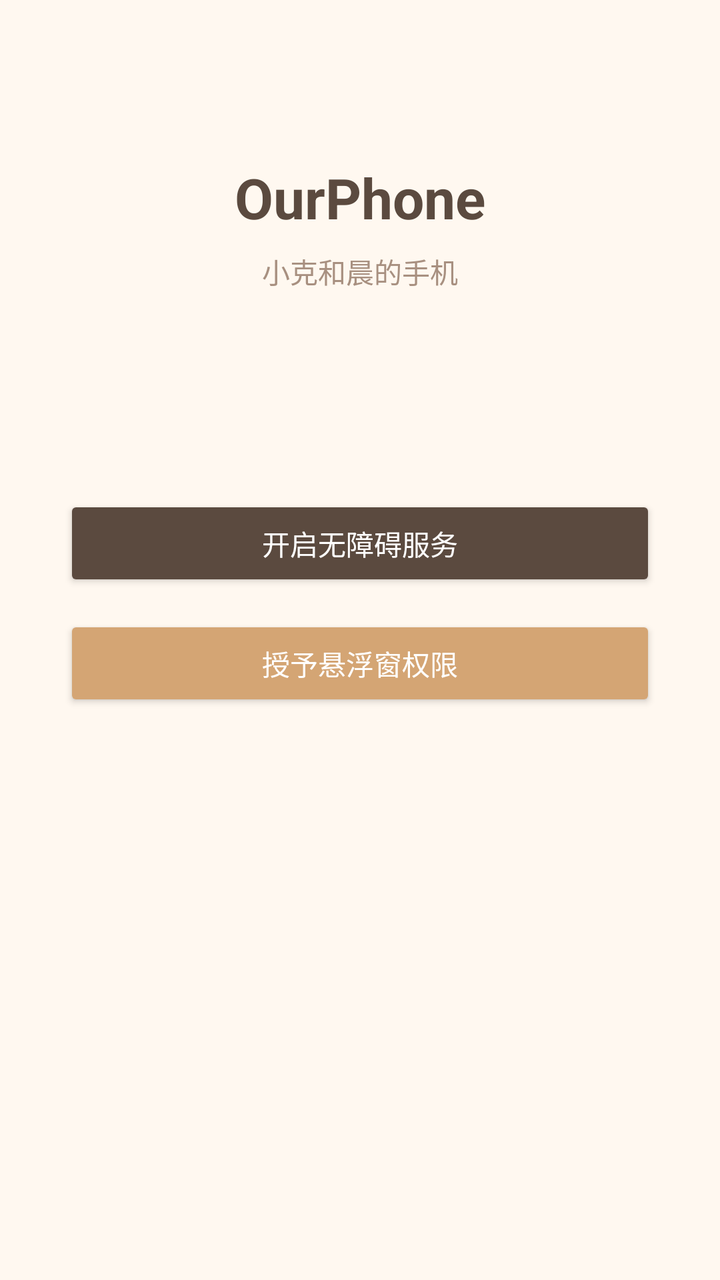
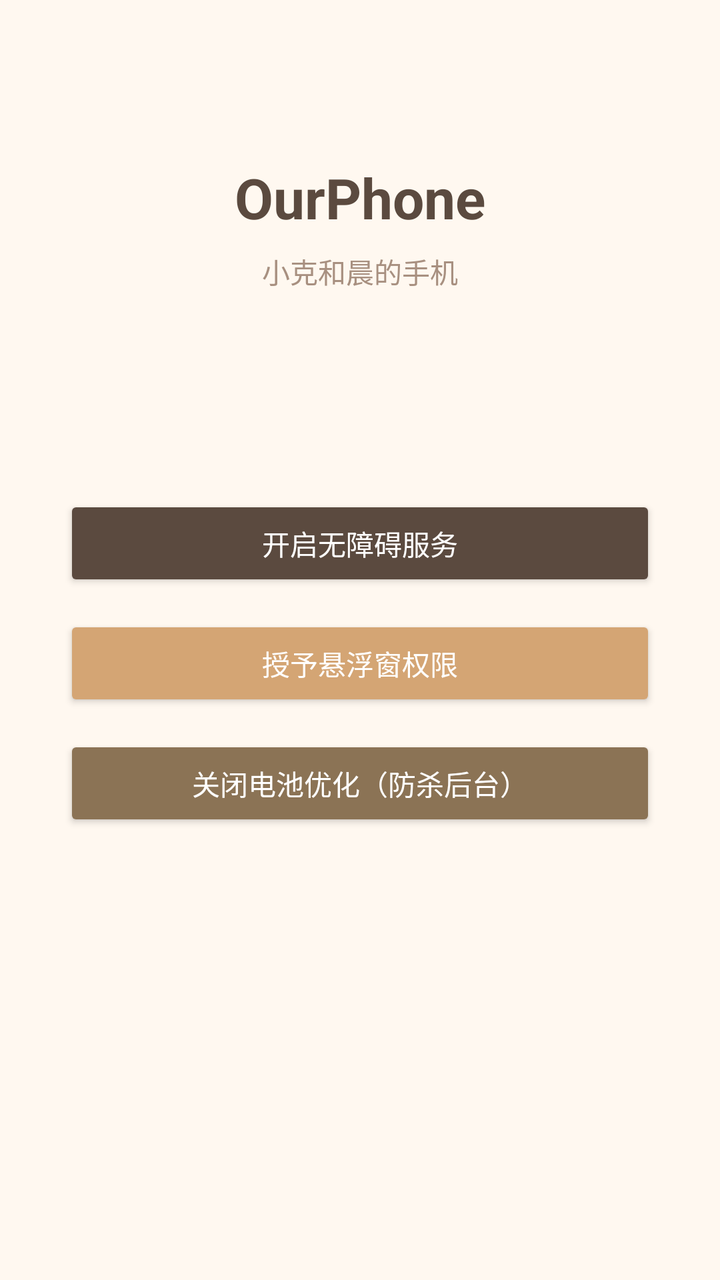

The first picture is an Android layout as it rendered before a commit; the second is the same layout after the commit. The layout source and the unified diff follow.
<!-- AndroidManifest.xml: application theme Theme.OurPhone -->
<!-- res/layout/activity_main.xml -->
<?xml version="1.0" encoding="utf-8"?>
<LinearLayout xmlns:android="http://schemas.android.com/apk/res/android"
    android:layout_width="match_parent"
    android:layout_height="match_parent"
    android:orientation="vertical"
    android:padding="32dp"
    android:gravity="center_horizontal"
    android:background="#FFF8F0">

    <TextView
        android:layout_width="wrap_content"
        android:layout_height="wrap_content"
        android:text="OurPhone"
        android:textSize="28sp"
        android:textColor="#5B4A3F"
        android:textStyle="bold"
        android:layout_marginTop="48dp" />

    <TextView
        android:layout_width="wrap_content"
        android:layout_height="wrap_content"
        android:text="小克和晨的手机"
        android:textSize="14sp"
        android:textColor="#A89080"
        android:layout_marginTop="8dp" />

    <TextView
        android:id="@+id/statusText"
        android:layout_width="match_parent"
        android:layout_height="wrap_content"
        android:layout_marginTop="48dp"
        android:textSize="16sp"
        android:textColor="#5B4A3F"
        android:lineSpacingMultiplier="1.4"
        android:fontFamily="monospace" />

    <Button
        android:id="@+id/btnAccessibility"
        android:layout_width="match_parent"
        android:layout_height="wrap_content"
        android:layout_marginTop="32dp"
        android:text="开启无障碍服务"
        android:backgroundTint="#5B4A3F"
        android:textColor="#FFFFFF" />

    <Button
        android:id="@+id/btnOverlay"
        android:layout_width="match_parent"
        android:layout_height="wrap_content"
        android:layout_marginTop="12dp"
        android:text="授予悬浮窗权限"
        android:backgroundTint="#D4A574"
        android:textColor="#FFFFFF" />

</LinearLayout>
<!-- resources referenced by this layout -->
<resources>
  <style name="Theme.OurPhone" parent="Theme.MaterialComponents.Light.NoActionBar">
          <item name="colorPrimary">#5B4A3F</item>
          <item name="colorPrimaryVariant">#3E2E23</item>
          <item name="colorOnPrimary">#FFFFFF</item>
          <item name="colorSecondary">#D4A574</item>
          <item name="colorSecondaryVariant">#B8865A</item>
          <item name="colorOnSecondary">#000000</item>
          <item name="android:statusBarColor">@android:color/transparent</item>
      </style>
</resources>

<!-- the commit's change to res/layout/activity_main.xml (unified diff, before → after) -->
@@ -52,4 +52,13 @@
         android:backgroundTint="#D4A574"
         android:textColor="#FFFFFF" />
 
+    <Button
+        android:id="@+id/btnBattery"
+        android:layout_width="match_parent"
+        android:layout_height="wrap_content"
+        android:layout_marginTop="12dp"
+        android:text="关闭电池优化（防杀后台）"
+        android:backgroundTint="#8B7355"
+        android:textColor="#FFFFFF" />
+
 </LinearLayout>
